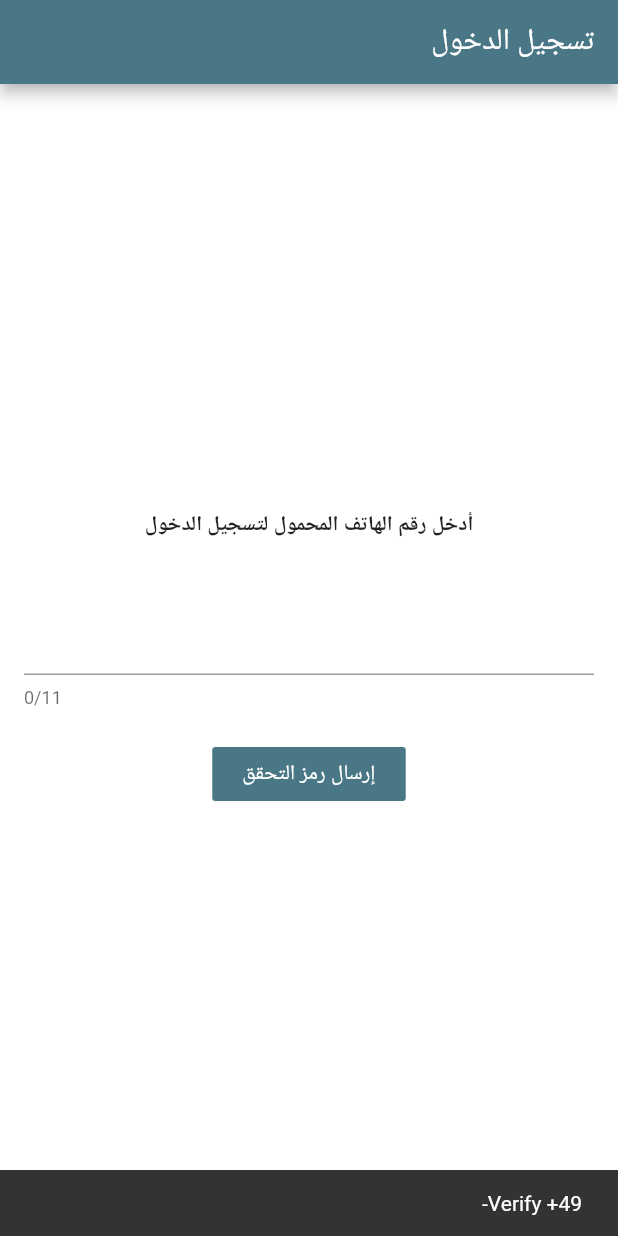
After one commit to githussein/Eldoctor, a Flutter app: the screen it shows after launch, after a tap on "إرسال رمز التحقق", on a phone screen of 412 x 824 dp. The commit adds this screen. Run offline on Flutter 3.47's test engine with Material 2 defaults, Android fonts, the phone set to English and light mode, and no system bars; our stand-ins replace firebase_auth, firebase_core, font_awesome_flutter; accounts and stored records are empty; network calls fail.

Commit message:
Login with Firebase Phone Authentication

```diff
--- a/lib/main.dart
+++ b/lib/main.dart
@@ -1,7 +1,16 @@
+import 'package:eldoctor/screens/login_screen.dart';
+import 'package:firebase_core/firebase_core.dart';
 import 'package:flutter/material.dart';
 import 'package:eldoctor/screens/screens.dart';
+import 'package:firebase_auth/firebase_auth.dart';
+import 'package:firebase_core/firebase_core.dart';
+import 'package:flutter/material.dart';
 
-void main() {
+void main() async {
+  //Initialize the Firebase library before doing anything else
+  WidgetsFlutterBinding.ensureInitialized();
+  await Firebase.initializeApp();
+
   runApp(MyApp());
 }
 
@@ -19,8 +28,44 @@ class MyApp extends StatelessWidget {
       ),
       home: Directionality(
         textDirection: TextDirection.rtl,
-        child: BottomNavScreen(),
+        child: InitializerWidget(),
       ),
     );
   }
 }
+
+//If the user is already signed in, take them to the application's main screen
+class InitializerWidget extends StatefulWidget {
+  @override
+  _InitializerWidgetState createState() => _InitializerWidgetState();
+}
+
+class _InitializerWidgetState extends State<InitializerWidget> {
+  FirebaseAuth _auth;
+
+  User _user;
+
+  bool isLoading = true;
+
+  @override
+  void initState() {
+    // TODO: implement initState
+    super.initState();
+    _auth = FirebaseAuth.instance;
+    _user = _auth.currentUser;
+    isLoading = false;
+  }
+
+  @override
+  Widget build(BuildContext context) {
+    return isLoading
+        ? Scaffold(
+            body: Center(
+              child: CircularProgressIndicator(),
+            ),
+          )
+        : _user == null
+            ? LoginScreen()
+            : BottomNavScreen();
+  }
+}
--- a/lib/screens/corona.dart
+++ b/lib/screens/corona.dart
@@ -60,7 +60,7 @@ class _Corona extends State<CoronaScreen> {
                 //   onChanged: (val) => setState(() => _country = val),
                 // ),
                 Text(
-                  'تطبيق دوائـي',
+                  'فيروس كورونا',
                   style: const TextStyle(
                     color: Colors.white,
                     fontSize: 24.0,
--- /dev/null
+++ b/lib/screens/login_screen.dart
@@ -0,0 +1,200 @@
+import 'package:eldoctor/config/palette.dart';
+import 'package:eldoctor/screens/bottom_nav_screen.dart';
+import 'package:firebase_auth/firebase_auth.dart';
+import "package:flutter/material.dart";
+
+enum MobileVerificationState {
+  SHOW_MOBILE_FORM_STATE,
+  SHOW_OTP_FORM_STATE,
+}
+
+class LoginScreen extends StatefulWidget {
+  @override
+  _LoginScreenState createState() => _LoginScreenState();
+}
+
+class _LoginScreenState extends State<LoginScreen> {
+  MobileVerificationState currentState =
+      MobileVerificationState.SHOW_MOBILE_FORM_STATE;
+
+  String countryCode = '+49';
+  final phoneController = TextEditingController();
+  final otpController = TextEditingController();
+
+  FirebaseAuth _auth = FirebaseAuth.instance;
+
+  String verificationId;
+
+  bool showLoading = false;
+
+  void signInWithPhoneAuthCredential(
+      PhoneAuthCredential phoneAuthCredential) async {
+    setState(() {
+      showLoading = true;
+    });
+
+    try {
+      final authCredential =
+          await _auth.signInWithCredential(phoneAuthCredential);
+
+      setState(() {
+        showLoading = false;
+      });
+
+      if (authCredential?.user != null) {
+        Navigator.push(context,
+            MaterialPageRoute(builder: (context) => BottomNavScreen()));
+      }
+    } on FirebaseAuthException catch (e) {
+      setState(() {
+        showLoading = false;
+      });
+
+      _scaffoldKey.currentState.showSnackBar(SnackBar(
+          content: Text(
+        'رمز تأكيد الدخول غير صحيح',
+        textDirection: TextDirection.rtl,
+      )));
+    }
+  }
+
+  getMobileFormWidget(context) {
+    return Column(
+      children: [
+        Spacer(),
+        Text(
+          'أدخل رقم الهاتف المحمول لتسجيل الدخول',
+          style: const TextStyle(
+            fontWeight: FontWeight.bold,
+          ),
+          textDirection: TextDirection.rtl,
+        ),
+        SizedBox(
+          height: 40,
+        ),
+        TextField(
+          decoration: InputDecoration(
+            hintText: '',
+            prefix: Padding(
+              padding: EdgeInsets.all(4),
+              child: Text('$countryCode'),
+            ),
+          ),
+          maxLength: 11,
+          keyboardType: TextInputType.number,
+          controller: phoneController,
+        ),
+        SizedBox(
+          height: 20,
+        ),
+        FlatButton(
+          onPressed: () async {
+            setState(() {
+              showLoading = true;
+
+              ScaffoldMessenger.of(context).showSnackBar(SnackBar(
+                content: Text('Verify $countryCode-${phoneController.text}'),
+              ));
+            });
+
+            await _auth.verifyPhoneNumber(
+              phoneNumber: 'Verify $countryCode-${phoneController.text}',
+              verificationCompleted: (phoneAuthCredential) async {
+                setState(() {
+                  showLoading = false;
+                });
+                //signInWithPhoneAuthCredential(phoneAuthCredential);
+              },
+              verificationFailed: (verificationFailed) async {
+                setState(() {
+                  showLoading = false;
+                });
+                _scaffoldKey.currentState.showSnackBar(SnackBar(
+                    content: Text(
+                  'لقد قمت بإدخال رقم الهاتف بطريقة غير صحيحة',
+                  textDirection: TextDirection.rtl,
+                )));
+              },
+              codeSent: (verificationId, resendingToken) async {
+                setState(() {
+                  showLoading = false;
+                  currentState = MobileVerificationState.SHOW_OTP_FORM_STATE;
+                  this.verificationId = verificationId;
+                });
+              },
+              codeAutoRetrievalTimeout: (verificationId) async {},
+            );
+          },
+          child: Text("إرسال رمز التحقق"),
+          color: Palette.primaryColor,
+          textColor: Colors.white,
+          padding: EdgeInsets.fromLTRB(20, 5, 20, 5),
+        ),
+        Spacer(),
+      ],
+    );
+  }
+
+  getOtpFormWidget(context) {
+    return Column(
+      children: [
+        Spacer(),
+        Text(
+          'ستصلك رسالة بها رمز الدخول المكون من 6 أرقام',
+          style: const TextStyle(
+            fontWeight: FontWeight.bold,
+          ),
+          textDirection: TextDirection.rtl,
+        ),
+        SizedBox(
+          height: 40,
+        ),
+        TextField(
+          controller: otpController,
+          decoration: InputDecoration(
+            hintText: "_ _ _ _ _ _",
+          ),
+        ),
+        SizedBox(
+          height: 16,
+        ),
+        FlatButton(
+          onPressed: () async {
+            PhoneAuthCredential phoneAuthCredential =
+                PhoneAuthProvider.credential(
+                    verificationId: verificationId,
+                    smsCode: otpController.text);
+
+            signInWithPhoneAuthCredential(phoneAuthCredential);
+          },
+          child: Text("تأكيد الرمز"),
+          color: Palette.primaryColor,
+          textColor: Colors.white,
+        ),
+        Spacer(),
+      ],
+    );
+  }
+
+  final GlobalKey<ScaffoldState> _scaffoldKey = GlobalKey();
+
+  @override
+  Widget build(BuildContext context) {
+    return Scaffold(
+        appBar: AppBar(
+          backgroundColor: Palette.primaryColor,
+          title: Text('تسجيل الدخول'),
+        ),
+        key: _scaffoldKey,
+        body: Container(
+          child: showLoading
+              ? Center(
+                  child: CircularProgressIndicator(),
+                )
+              : currentState == MobileVerificationState.SHOW_MOBILE_FORM_STATE
+                  ? getMobileFormWidget(context)
+                  : getOtpFormWidget(context),
+          padding: const EdgeInsets.all(16),
+        ));
+  }
+}
--- a/lib/screens/settings_screen.dart
+++ b/lib/screens/settings_screen.dart
@@ -34,11 +34,12 @@ class _SettingsState extends State<Settings> {
           elevation: 0,
           brightness: _getBrightness(),
           iconTheme: IconThemeData(color: _dark ? Colors.white : Colors.black),
-          backgroundColor: Colors.transparent,
+          backgroundColor: Palette.primaryColor,
           title: Text(
             'الإعدادات',
             style: TextStyle(
-              color: _dark ? Colors.white : Palette.primaryColor,
+              // color: _dark ? Colors.white : Palette.primaryColor,
+              color: Colors.white,
               fontSize: 20,
               fontWeight: FontWeight.bold,
             ),
```
Also changed, not shown: lib/widgets/dart/custom_app_bar.dart (+7 -1 lines), lib/auth_service.dart (deleted), 3 other files.
